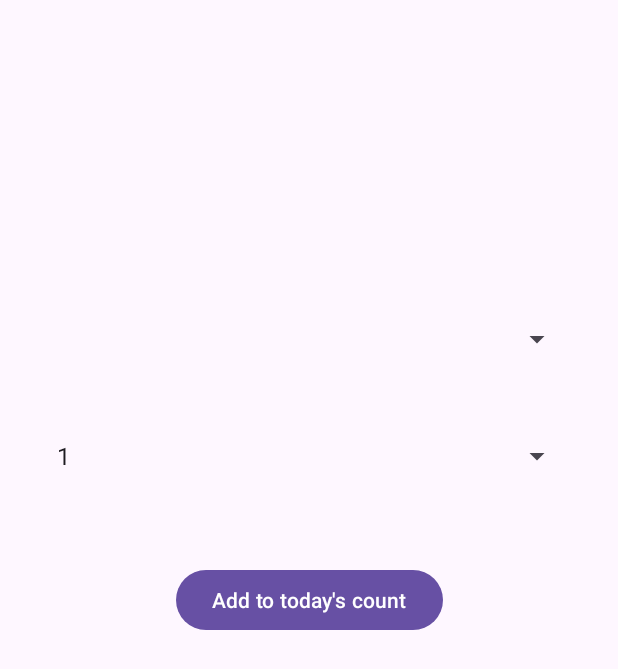
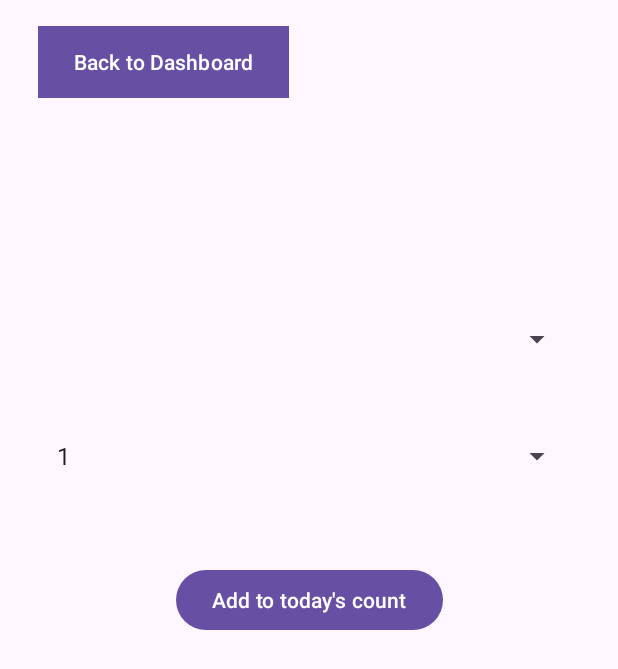
Before and after one commit to Maxwell12345678910/TotalHealth-PLUS, an Android app: the layout add_today_intake.xml on its own in the app's theme, with its tools: preview values and no code run, on a phone screen of 412 x 824 dp. Shown: the top 669 px of the screen. Run offline under Robolectric (Android 15) with nearby library versions, the phone set to English and light mode, and no system bars.

Commit message:
dashboard button

```diff
--- a/app/src/main/res/layout/add_today_intake.xml
+++ b/app/src/main/res/layout/add_today_intake.xml
@@ -4,6 +4,18 @@
     xmlns:tools="http://schemas.android.com/tools"
     android:layout_width="match_parent"
     android:layout_height="match_parent">
+
+    <Button
+        android:id="@+id/button9"
+        android:layout_width="wrap_content"
+        android:layout_height="wrap_content"
+        android:layout_marginStart="25dp"
+        android:layout_marginTop="17dp"
+        android:background="#000000"
+        android:onClick="seeFoodDash"
+        android:text="Back to Dashboard"
+        app:layout_constraintStart_toStartOf="parent"
+        app:layout_constraintTop_toTopOf="parent" />
 
     <Button
         android:id="@+id/addIntakeButton"
--- a/app/src/main/res/layout/food_dashboard.xml
+++ b/app/src/main/res/layout/food_dashboard.xml
@@ -11,7 +11,7 @@
         android:layout_width="256dp"
         android:layout_height="48dp"
         android:layout_marginTop="108dp"
-        android:onClick="seeFoodAdd"
+        android:onClick="seeAddIntake"
         android:text="Add Today's Nutrition"
         app:layout_constraintEnd_toEndOf="parent"
         app:layout_constraintHorizontal_bias="0.496"
@@ -24,7 +24,7 @@
         android:layout_height="wrap_content"
         android:layout_marginTop="80dp"
         android:width="256dp"
-        android:onClick="seeFoodBrowse"
+        android:onClick="seeFoodAdd"
         android:text="Browse Foods"
         app:layout_constraintEnd_toEndOf="parent"
         app:layout_constraintHorizontal_bias="0.503"
```
